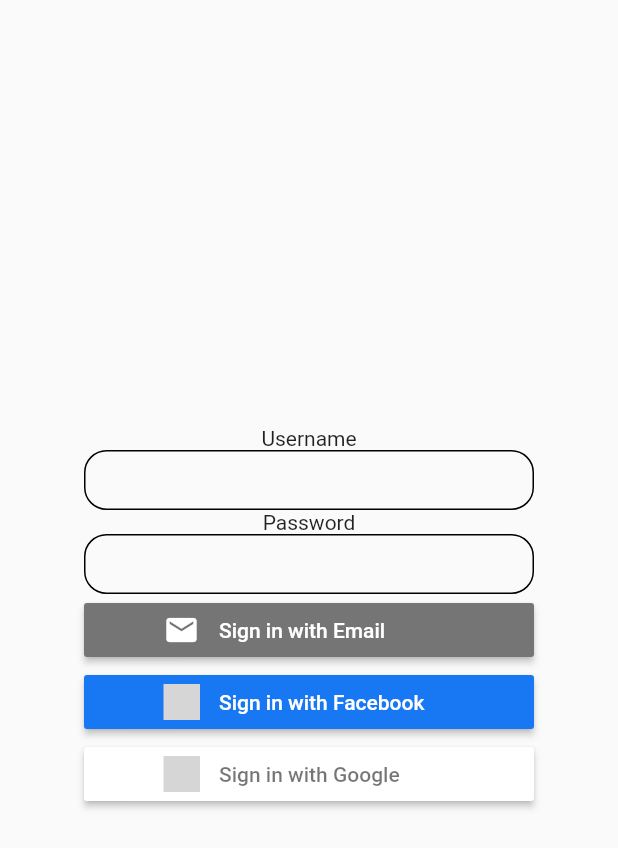
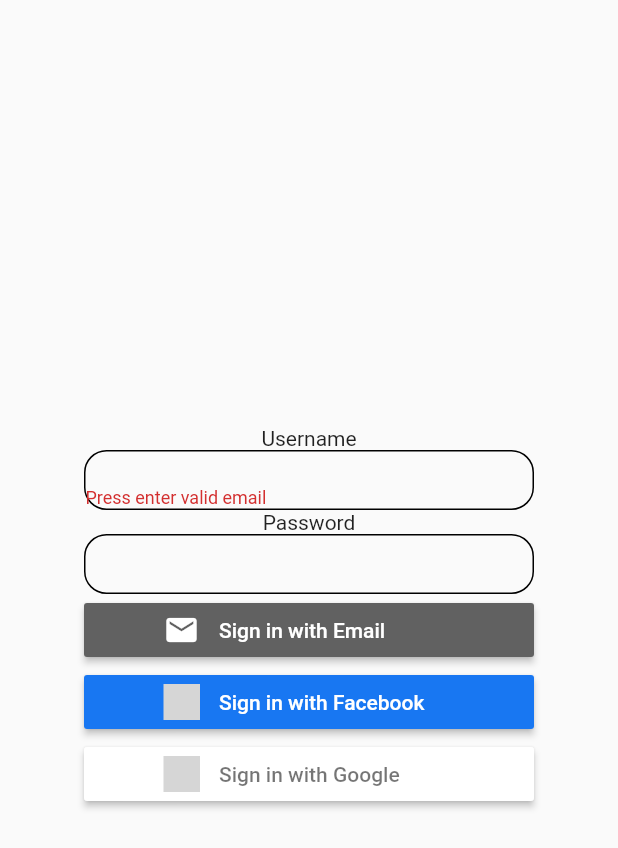
Before and after one commit to ping5721/Trip, a Flutter app: the screen it shows after launch, after a tap on "Sign in with Email", on a phone screen of 412 x 824 dp. Shown: the top 848 px of the screen. Run offline on Flutter 3.47's test engine with Material 2 defaults, Android fonts, the phone set to English and light mode, and no system bars; our stand-ins replace firebase_auth, firebase_core, flutter_signin_button, google_sign_in; accounts and stored records are empty; grey boxes are pictures that could not be loaded.

Commit message:
email validate

```diff
--- a/lib/main.dart
+++ b/lib/main.dart
@@ -1,11 +1,11 @@
-
-import 'package:TripApp/widgets/emailSignin.dart';
+import 'package:TripApp/services/emailservice.dart';
 import 'package:TripApp/widgets/facebookSignin.dart';
 import 'package:TripApp/widgets/googleSignin.dart';
 import 'package:firebase_core/firebase_core.dart';
 import 'package:flutter/material.dart';
 // ignore: unused_import
 import 'package:firebase_auth/firebase_auth.dart';
+import 'package:flutter_signin_button/flutter_signin_button.dart';
 
 Future<void> main() async {
   WidgetsFlutterBinding.ensureInitialized();
@@ -49,6 +49,9 @@ class Loginscreen extends StatefulWidget {
 
 class _LoginscreenState extends State<Loginscreen> {
   FirebaseAuth auth = FirebaseAuth.instance;
+  String email;
+  String password;
+  final _formkey = GlobalKey<FormState>();
   @override
   void initState() {
     super.initState();
@@ -72,8 +75,24 @@ class _LoginscreenState extends State<Loginscreen> {
                     borderRadius: BorderRadius.circular(15),
                     border: Border.all(),
                     shape: BoxShape.rectangle),
-                child: TextFormField(
-                  decoration: InputDecoration(border: InputBorder.none),
+                child: Form(
+                  key: _formkey,
+                  child: TextFormField(
+                    validator: (text) {
+                      if (text.isEmpty) return 'Press enter valid email';
+                      if (!text.contains('@')) return 'Invalid email';
+                      return null;
+                    },
+                    onSaved: (text) {
+                      setState(
+                        () {
+                          email = text;
+                          print(email);
+                        },
+                      );
+                    },
+                    decoration: InputDecoration(border: InputBorder.none),
+                  ),
                 ),
               ),
               Text('Password'),
@@ -85,10 +104,30 @@ class _LoginscreenState extends State<Loginscreen> {
                     border: Border.all(),
                     shape: BoxShape.rectangle),
                 child: TextFormField(
+                  onSaved: (text) {
+                    setState(() {
+                      password = text;
+                    });
+                  },
                   decoration: InputDecoration(border: InputBorder.none),
                 ),
               ),
-              Container(width: 300, child: buildButtonEmail()),
+              Container(
+                width: 300,
+                child: Container(
+                    child: SignInButtonBuilder(
+                  key: ValueKey("Email"),
+                  text: 'Sign in with Email',
+                  icon: Icons.email,
+                  backgroundColor: Colors.grey[700],
+                  onPressed: () {
+                    if (_formkey.currentState.validate()) {
+                      _formkey.currentState.save();
+                      signup(email, password);
+                    }
+                  },
+                )),
+              ),
               Container(width: 300, child: buildButtonFacebook()),
               Container(width: 300, child: buildButtonGoogle()),
             ],
--- /dev/null
+++ b/lib/services/emailservice.dart
@@ -0,0 +1,19 @@
+import 'package:firebase_auth/firebase_auth.dart';
+import 'package:firebase_core/firebase_core.dart';
+
+Future signup(String email, String password) async {
+  await Firebase.initializeApp();
+  try {
+    UserCredential userCredential = await FirebaseAuth.instance
+        .createUserWithEmailAndPassword(email: email, password: password);
+  } on FirebaseAuthException catch (e) {
+    if (e.code == 'weak-password') {
+      print('The password provided is too weak.');
+    } else if (e.code == 'email-already-in-use') {
+      print('The account already exists for that email.');
+    }
+  } catch (e) {
+    print(e);
+  }
+
+}
```
